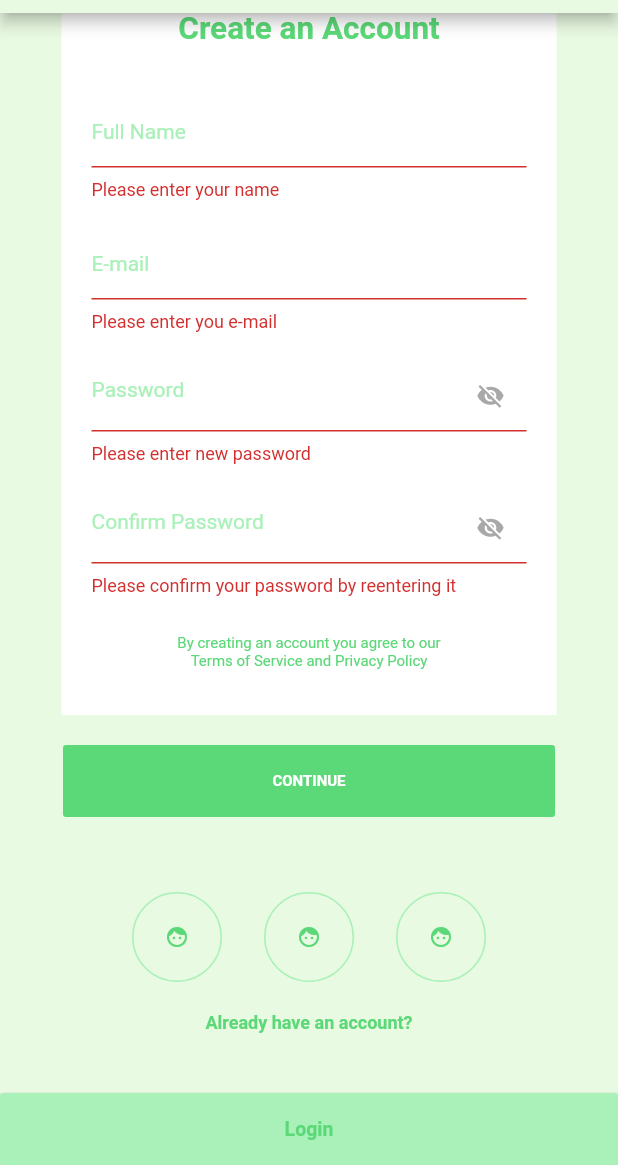
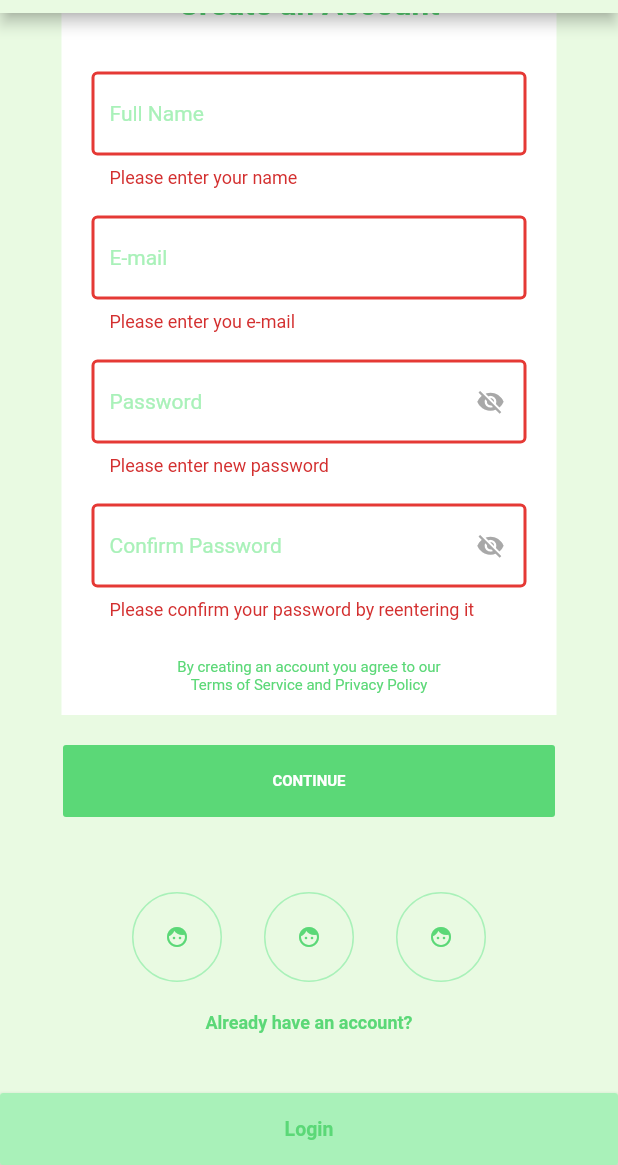
Before and after one commit to aidaundercover/Swapper, a Flutter app: the SignUp screen opened by its route, scrolled down 52 dp, after a tap on "CONTINUE", on a phone screen of 412 x 824 dp, the part 71-1236 px from its top. Run offline on Flutter 3.47's test engine with Material 2 defaults, Android fonts, the phone set to English and light mode, and no system bars; our stand-ins replace cloud_firestore, convex_bottom_bar, firebase_auth, firebase_core, shared_preferences; accounts and stored records are empty; Roboto replaces fonts that are missing (Arial).

Commit message:
31.01.2021

```diff
--- a/lib/authentication/signup.dart
+++ b/lib/authentication/signup.dart
@@ -13,11 +13,11 @@ class SignUp extends StatefulWidget {
 class _SignUpState extends State<SignUp> {
   final GlobalKey<FormState> _formKey = GlobalKey<FormState>();
 
-  TextEditingController _username = TextEditingController();
-  TextEditingController _email = TextEditingController();
-  TextEditingController _password = TextEditingController();
-  TextEditingController _repassword = TextEditingController();
-  bool _obscureText = false;
+  TextEditingController _usernameController = TextEditingController();
+  TextEditingController _emailController = TextEditingController();
+  TextEditingController _passwordController = TextEditingController();
+  TextEditingController _repasswordController = TextEditingController();
+  bool _obscureText = true;
 
   void _toggle() {
     setState(() {
@@ -80,9 +80,9 @@ class _SignUpState extends State<SignUp> {
                               Container(
                                 width: 290,
                                 child: TextFormField(
-                                  controller: _username,
+                                  controller: _usernameController,
                                   style: TextStyle(
-                                    color: green,
+                                    color: Colors.black,
                                     fontFamily: 'Arial',
                                     fontSize: 14,
                                     fontWeight: FontWeight.normal,
@@ -92,7 +92,7 @@ class _SignUpState extends State<SignUp> {
                                       return 'Please enter your name';
                                     }
                                   },
-                                  onSaved: (input) => _username.text = input,
+                                  onSaved: (input) => _usernameController.text = input,
                                   decoration: InputDecoration(
                                     hintText: 'Full Name',
                                     hintStyle: TextStyle(
@@ -108,6 +108,9 @@ class _SignUpState extends State<SignUp> {
                                     focusedBorder: OutlineInputBorder(
                                       borderSide: BorderSide(color: lightGreen ,width:2),
                                     ),
+                                    errorBorder: OutlineInputBorder(
+                                      borderSide: BorderSide(color: Colors.red[600], width: 2)
+                                    )
                                   ),
                                 ),
                               ),
@@ -115,7 +118,7 @@ class _SignUpState extends State<SignUp> {
                               Container(
                                   width: 290,
                                   child: TextFormField(
-                                    controller: _email,
+                                    controller: _emailController,
                                     keyboardType: TextInputType.emailAddress,
                                     style: TextStyle(
                                       color: Colors.black,
@@ -128,7 +131,7 @@ class _SignUpState extends State<SignUp> {
                                         return 'Please enter you e-mail';
                                       }
                                     },
-                                    onSaved: (input) => _email.text = input,
+                                    onSaved: (input) => _emailController.text = input,
                                     decoration: InputDecoration(
                                       hintText: 'E-mail',
                                       hintStyle: TextStyle(
@@ -145,13 +148,16 @@ class _SignUpState extends State<SignUp> {
                                       focusedBorder: OutlineInputBorder(
                                         borderSide: BorderSide(color: lightGreen,width:2),
                                       ),
+                                      errorBorder: OutlineInputBorder(
+                                      borderSide: BorderSide(color: Colors.red[600], width: 2)
+                                    )
                                     ),
                                   )),
                               SizedBox(height: 18),
                               Container(
                                   width: 290,
                                   child: TextFormField(
-                                    controller: _password,
+                                    controller: _passwordController,
                                     style: TextStyle(
                                       color: Colors.black,
                                       fontFamily: 'Arial',
@@ -165,14 +171,13 @@ class _SignUpState extends State<SignUp> {
                                         return 'Password should contain at least 8 characters';
                                       }
                                     },
-                                    onSaved: (input) => _password.text = input,
+                                    onSaved: (input) => _passwordController.text = input,
                                     decoration: InputDecoration(
                                       suffixIcon: IconButton(
                                         icon: Icon(
                                             _obscureText
-                                                ? Icons.visibility
-                                                : Icons.visibility_off,
-                                            size: 19),
+                                                ? Icons.visibility_off
+                                                : Icons.visibility,                                           size: 19),
                                         color:
                                             Color.fromRGBO(168, 168, 168, 1.0),
                                         onPressed: _toggle,
@@ -192,6 +197,9 @@ class _SignUpState extends State<SignUp> {
                                       focusedBorder: OutlineInputBorder(
                                         borderSide: BorderSide(color: lightGreen,width:2),
                                       ),
+                                      errorBorder: OutlineInputBorder(
+                                      borderSide: BorderSide(color: Colors.red[600], width: 2)
+                                    )
                                     ),
                                     obscureText: _obscureText,
                                   )),
@@ -199,9 +207,9 @@ class _SignUpState extends State<SignUp> {
                               Container(
                                 width: 290,
                                 child: TextFormField(
-                                  controller: _repassword,
+                                  controller: _repasswordController,
                                   style: TextStyle(
-                                    color: green,
+                                    color: Colors.black,
                                     fontFamily: 'Arial',
                                     fontSize: 14,
                                     fontWeight: FontWeight.normal,
@@ -209,17 +217,17 @@ class _SignUpState extends State<SignUp> {
                                   validator: (input) {
                                     if (input.isEmpty) {
                                       return 'Please confirm your password by reentering it';
-                                    } else if (input != _password.text) {
+                                    } else if (input != _passwordController.text) {
                                       return 'Password must be the same as above';
                                     }
                                   },
-                                  onSaved: (input) => _repassword.text = input,
+                                  onSaved: (input) => _repasswordController.text = input,
                                   decoration: InputDecoration(
                                     suffixIcon: IconButton(
                                       icon: Icon(
                                           _obscureText
-                                              ? Icons.visibility
-                                              : Icons.visibility_off,
+                                              ? Icons.visibility_off
+                                              : Icons.visibility,
                                           size: 19),
                                       color: Color.fromRGBO(168, 168, 168, 1.0),
                                       onPressed: _toggle,
@@ -238,8 +246,11 @@ class _SignUpState extends State<SignUp> {
                                     focusedBorder: OutlineInputBorder(
                                       borderSide: BorderSide(color: lightGreen,width:2),
                                     ),
-
+                                    errorBorder: OutlineInputBorder(
+                                      borderSide: BorderSide(color: Colors.red[600], width: 2)
+                                    )
                                   ),
+                                  obscureText: _obscureText,
                                 ),
                               )
                             ],
@@ -347,11 +358,11 @@ class _SignUpState extends State<SignUp> {
       try {
         UserCredential user = await FirebaseAuth.instance
             .createUserWithEmailAndPassword(
-                email: _email.text, password: _password.text);
+                email: _emailController.text, password: _passwordController.text);
         User updateUser = FirebaseAuth.instance.currentUser;
-        updateUser.updateProfile(displayName: _username.text);
-        userSetup(_username.text);
-        Navigator.of(context).pushNamed(AppRoutes.home);
+        updateUser.updateProfile(displayName: _usernameController.text);
+        userSetup(_usernameController.text);
+        Navigator.of(context).pushNamed(AppRoutes.welcome);
       } on FirebaseAuthException catch (e) {
         if (e.code == 'email-already-in-use') {
           print('The account already exists for that email');
--- /dev/null
+++ b/lib/models/SwapEvent.dart
@@ -0,0 +1,3 @@
+class SwapEvent{
+
+}
--- a/lib/routes.dart
+++ b/lib/routes.dart
@@ -3,6 +3,7 @@ import 'package:swapper/authentication/signin.dart';
 import 'package:swapper/authentication/signup.dart';
 import 'package:swapper/views/home.dart';
 import 'package:swapper/authentication/forgotpassword.dart';
+import 'package:swapper/welcome/welone.dart';
 
 class AppRoutes {
   AppRoutes._();
@@ -11,13 +12,15 @@ class AppRoutes {
   static const String authSignup = '/auth-signup';
   static const String home = '/home';
   static const String forgotPassword = '/forgot-password';
+  static const String welcome = '/welcome';
 
-  static Map<String,WidgetBuilder> define(){
+  static Map<String, WidgetBuilder> define() {
     return {
       authLogin: (context) => LoginPage(),
       authSignup: (context) => SignUp(),
       home: (context) => Home(),
       forgotPassword: (context) => ForgotPassword(),
+      welcome: (context) => WelcomeOne(),
     };
   }
 }
```
Also changed, not shown: lib/authentication/signin.dart (+19 -14 lines), lib/views/add_item/add_item.dart (added, +15 -0 lines), lib/views/charity/charity.dart (added, +15 -0 lines), lib/views/home.dart (+15 -9 lines), lib/views/profile/profile.dart (added, +15 -0 lines), lib/views/swap_events/swap_event.dart (added, +15 -0 lines), lib/views/switch-swap/switch_swap.dart (added, +15 -0 lines), assets/Scroll Group 1.png (added), assets/Scroll Group 2.png (added), assets/vector-creator (2).png (added), assets/vector-creator (5).png (added), assets/vector-creator (8).png (added).
